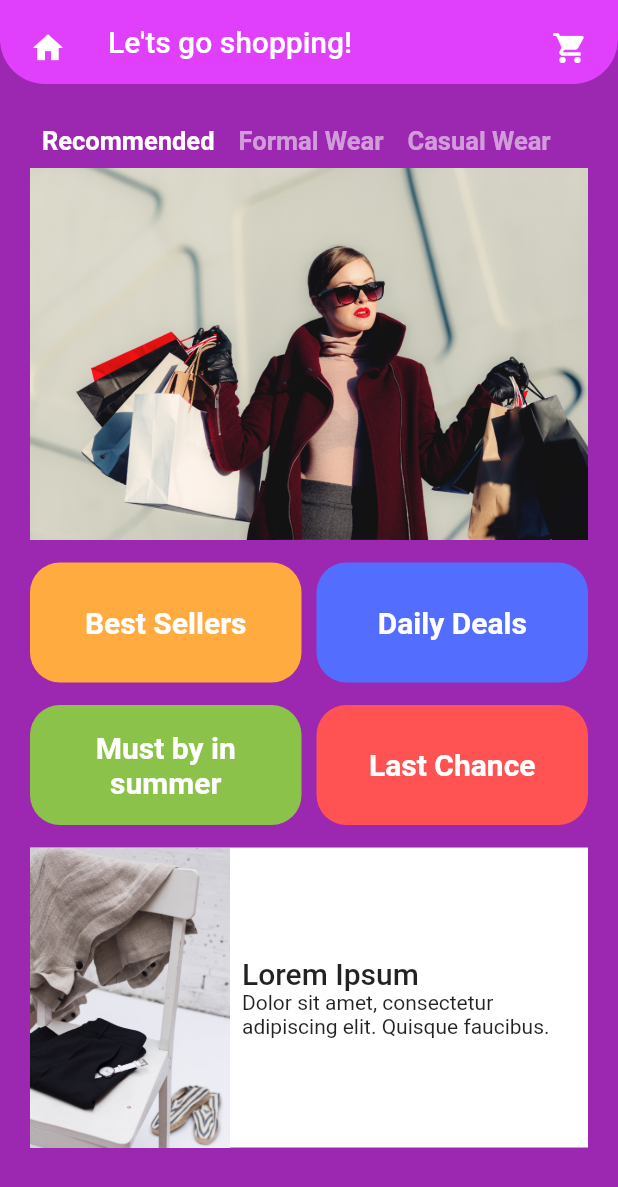
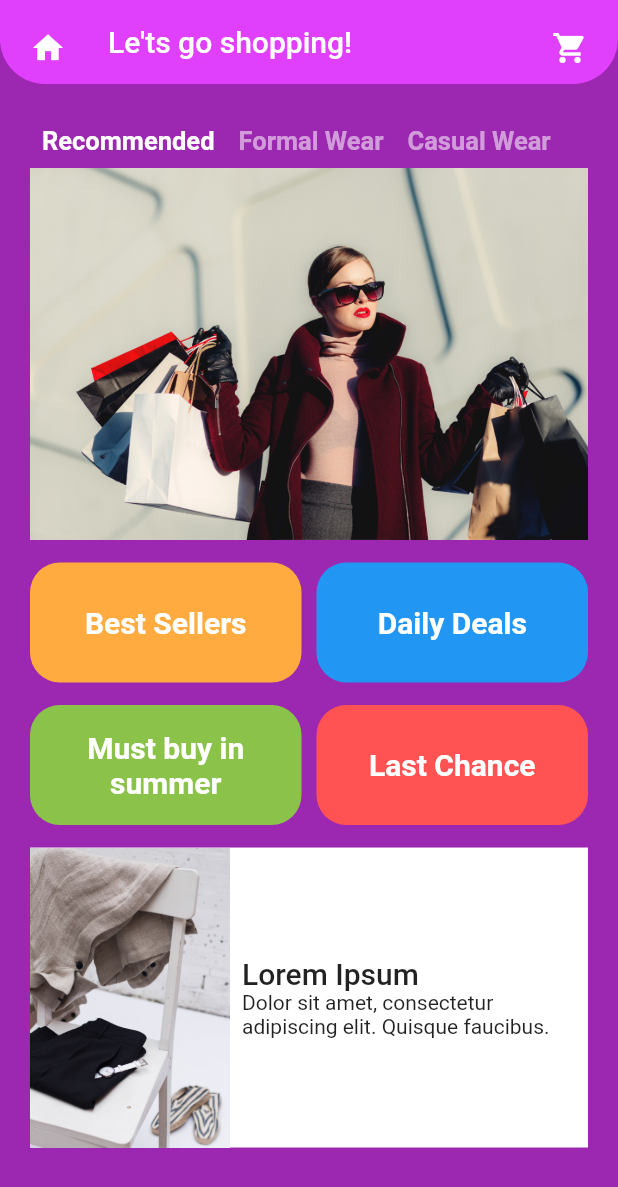
Before and after one commit to PacktPublishing/Flutter-Cookbook, a Flutter app: the screen it shows after launch, on a phone screen of 412 x 824 dp. Shown: the top 1187 px of the screen. Run offline on Flutter 3.47's test engine with Material 2 defaults, Android fonts, the phone set to English and light mode, and no system bars.

Commit message:
refactoring after

```diff
--- /dev/null
+++ b/03_Flutter_Layout/flutter_layout/lib/e_commerce_screen_after.dart
@@ -0,0 +1,196 @@
+import 'package:flutter/material.dart';
+
+class ECommerceScreen extends StatelessWidget {
+  @override
+  Widget build(BuildContext context) {
+    return Scaffold(
+      backgroundColor: Colors.purple,
+      appBar: _buildAppBar(),
+      body: Padding(
+        padding: const EdgeInsets.all(20.0),
+        child: Column(
+          children: <Widget>[
+            _buildToggleBar(),
+            Image.asset('assets/woman_shopping.jpg'),
+            DealButtons(),
+            _buildProductTile(context),
+          ],
+        ),
+      ),
+    );
+  }
+
+  Widget _buildProductTile(BuildContext context) {
+    return Container(
+      height: 200,
+      color: Colors.white,
+      child: Row(
+        children: <Widget>[
+          Image.asset(
+            'assets/textiles.jpg',
+            fit: BoxFit.fitHeight,
+          ),
+          Expanded(
+            child: Padding(
+              padding: const EdgeInsets.all(8.0),
+              child: Column(
+                mainAxisAlignment: MainAxisAlignment.center,
+                crossAxisAlignment: CrossAxisAlignment.start,
+                children: <Widget>[
+                  Text(
+                    'Lorem Ipsum',
+                    style: Theme.of(context).textTheme.title,
+                  ),
+                  Text(
+                    'Dolor sit amet, consectetur adipiscing elit. Quisque faucibus.',
+                  )
+                ],
+              ),
+            ),
+          )
+        ],
+      ),
+    );
+  }
+
+  Widget _buildToggleBar() {
+    return Row(
+      children: <Widget>[
+        Padding(
+          padding: const EdgeInsets.all(8.0),
+          child: Text(
+            'Recommended',
+            style: TextStyle(
+              color: Colors.white,
+              fontSize: 17,
+              fontWeight: FontWeight.bold,
+            ),
+          ),
+        ),
+        Padding(
+          padding: const EdgeInsets.all(8.0),
+          child: Text(
+            'Formal Wear',
+            style: TextStyle(
+              color: Colors.white54,
+              fontSize: 17,
+              fontWeight: FontWeight.bold,
+            ),
+          ),
+        ),
+        Padding(
+          padding: const EdgeInsets.all(8.0),
+          child: Text(
+            'Casual Wear',
+            style: TextStyle(
+              color: Colors.white54,
+              fontSize: 17,
+              fontWeight: FontWeight.bold,
+            ),
+          ),
+        ),
+      ],
+    );
+  }
+
+  AppBar _buildAppBar() {
+    return AppBar(
+      backgroundColor: Colors.purpleAccent,
+      shape: RoundedRectangleBorder(
+          borderRadius: BorderRadius.vertical(bottom: Radius.circular(30))),
+      leading: Padding(
+        padding: const EdgeInsets.all(20.0),
+        child: Icon(Icons.home),
+      ),
+      title: Text('Le\'ts go shopping!'),
+      elevation: 0,
+      actions: <Widget>[
+        Padding(
+          padding: const EdgeInsets.all(20.0),
+          child: Icon(Icons.shopping_cart),
+        )
+      ],
+    );
+  }
+}
+
+class DealButtons extends StatelessWidget {
+  const DealButtons({
+    Key key,
+  }) : super(key: key);
+
+  @override
+  Widget build(BuildContext context) {
+    return Column(
+      children: <Widget>[
+        SizedBox(height: 15),
+        Row(
+          children: <Widget>[
+            DealButton(
+              text: 'Best Sellers',
+              color: Colors.orangeAccent,
+            ),
+            SizedBox(width: 10),
+            DealButton(
+              text: 'Daily Deals',
+              color: Colors.blue,
+            )
+          ],
+        ),
+        SizedBox(height: 15),
+        Row(
+          children: <Widget>[
+            DealButton(
+              text: 'Must buy in summer',
+              color: Colors.lightGreen,
+            ),
+            SizedBox(width: 10),
+            DealButton(
+              text: 'Last Chance',
+              color: Colors.redAccent,
+            )
+          ],
+        ),
+        SizedBox(height: 15),
+      ],
+    );
+  }
+}
+
+class DealButton extends StatelessWidget {
+  final String text;
+  final Color color;
+
+  const DealButton({
+    Key key,
+    this.text,
+    this.color,
+  }) : super(key: key);
+
+  @override
+  Widget build(BuildContext context) {
+    return Expanded(
+      child: Container(
+        height: 80,
+        decoration: BoxDecoration(
+          color: color,
+          borderRadius: BorderRadius.circular(20),
+        ),
+        child: Padding(
+          padding: const EdgeInsets.all(10.0),
+          child: Center(
+            child: Text(
+              text,
+              textAlign: TextAlign.center,
+              style: TextStyle(
+                color: Colors.white,
+                fontSize: 20.0,
+                fontWeight: FontWeight.bold,
+              ),
+            ),
+          ),
+        ),
+      ),
+    );
+  }
+}
--- a/03_Flutter_Layout/flutter_layout/lib/e_commerce_screen_before.dart
+++ b/03_Flutter_Layout/flutter_layout/lib/e_commerce_screen_before.dart
@@ -117,7 +117,7 @@ class ECommerceScreen extends StatelessWidget {
                       padding: const EdgeInsets.all(10.0),
                       child: Center(
                         child: Text(
-                          'Must by in summer',
+                          'Must buy in summer',
                           textAlign: TextAlign.center,
                           style: TextStyle(
                             color: Colors.white,
--- a/03_Flutter_Layout/flutter_layout/lib/main.dart
+++ b/03_Flutter_Layout/flutter_layout/lib/main.dart
@@ -1,6 +1,6 @@
 import 'package:flutter/cupertino.dart';
 import 'package:flutter/material.dart';
-import 'package:flutter_layout/e_commerce_screen_before.dart';
+import 'package:flutter_layout/e_commerce_screen_after.dart';
 
 void main() => runApp(StaticApp());
 
```
